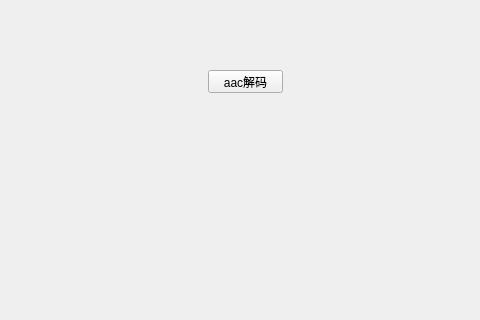
Old version of the form src/luyin/mainwindow.ui in the repository xhf613861/yinshipin; both pictures show x 202 to 682 and y 280 to 600 of the 800 by 600 pixel window.
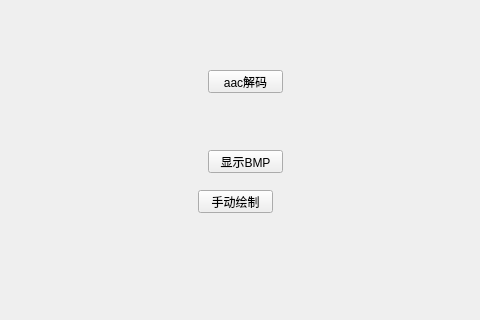
New version of the form.

Commit message: 显示bmp和自己绘制

```diff
--- a/src/luyin/mainwindow.ui
+++ b/src/luyin/mainwindow.ui
@@ -183,6 +183,32 @@
      <string>aac解码</string>
     </property>
    </widget>
+   <widget class="QPushButton" name="pushButton_showBMP">
+    <property name="geometry">
+     <rect>
+      <x>410</x>
+      <y>430</y>
+      <width>75</width>
+      <height>23</height>
+     </rect>
+    </property>
+    <property name="text">
+     <string>显示BMP</string>
+    </property>
+   </widget>
+   <widget class="QPushButton" name="pushButton_customDraw">
+    <property name="geometry">
+     <rect>
+      <x>400</x>
+      <y>470</y>
+      <width>75</width>
+      <height>23</height>
+     </rect>
+    </property>
+    <property name="text">
+     <string>手动绘制</string>
+    </property>
+   </widget>
   </widget>
   <widget class="QMenuBar" name="menubar">
    <property name="geometry">
```
The commit also changes 8 other files.
